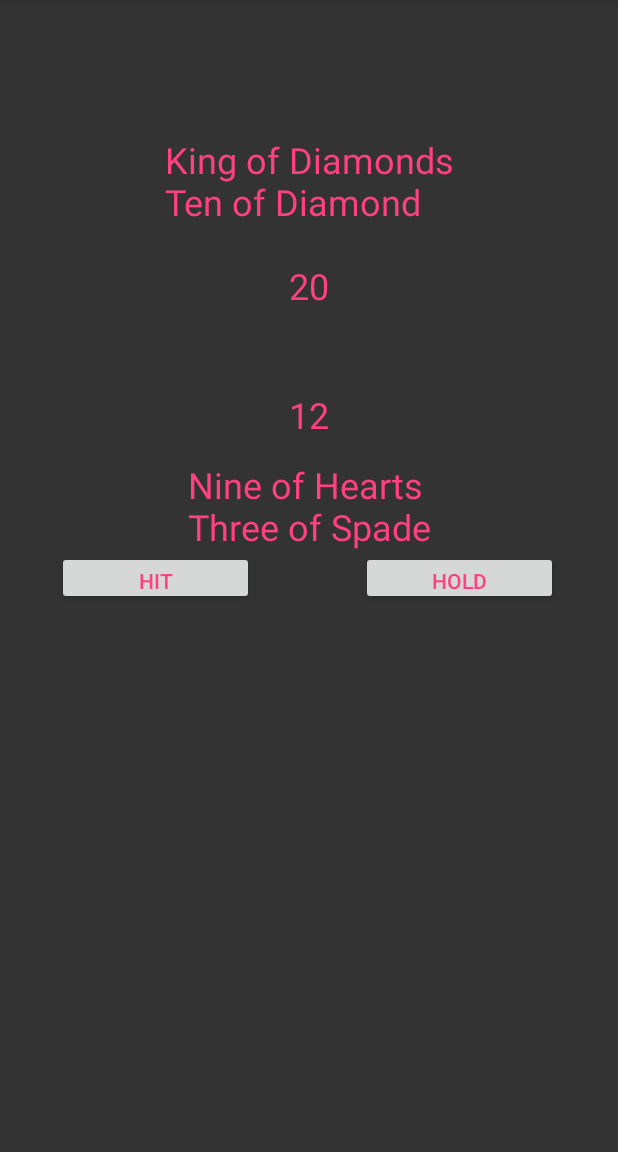
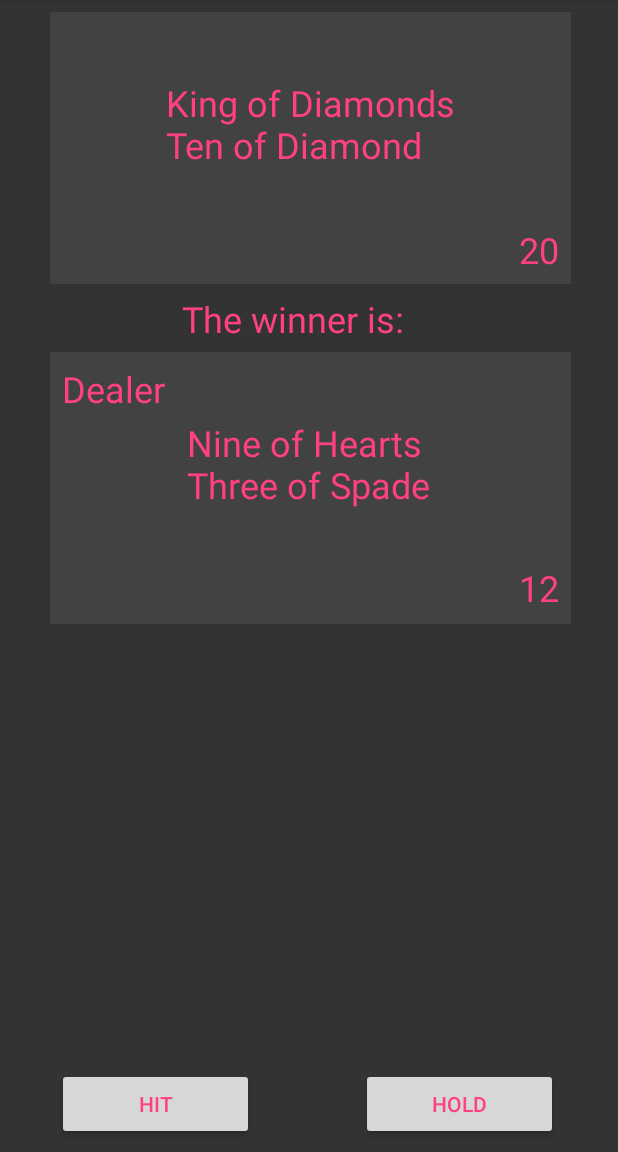
Before and after one commit to FALLENau/week_8_project_Twenty_One_Game, an Android app: the screen it shows after launch (GameActivity), after a tap on "START GAME", on a phone screen of 412 x 824 dp, the part 84-1236 px from its top. Run offline under Robolectric (Android 15) with nearby library versions, the phone set to English and light mode, and no system bars.

Commit message:
fully func app

```diff
--- a/app/src/main/java/com/example/whitepaw/myblackjack/GameActivity.java
+++ b/app/src/main/java/com/example/whitepaw/myblackjack/GameActivity.java
@@ -32,7 +32,7 @@ public class GameActivity extends AppCompatActivity {
 
         Intent intent = getIntent();
         Bundle extras = intent.getExtras();
-        String name = extras.getString("name", " Player ");
+        String name = extras.getString("name", "Player");
         Log.e("Ahhh", "value of name is: " + name);
 
         deck = new Deck();
@@ -68,8 +68,8 @@ public class GameActivity extends AppCompatActivity {
 //            String dealerHand = dealer.getCardsOfPlayerHand();
 //            int dealerHandScore = newGame.countScore(dealer);
 //            String dealerHandValue = Integer.toString(dealerHandScore);
-
-            nameText.setText(name);
+//
+//            nameText.setText(name);
 //            handText.setText((hand));
 //            handScoreText.setText((handValue));
 //
@@ -83,7 +83,9 @@ public class GameActivity extends AppCompatActivity {
     }
 
     private void createData() {
+
         TextView nameText = (TextView) findViewById(R.id.name_game_text);
+        nameText.setText(player1.getName());
         String hand = player1.getCardsOfPlayerHand();
         int handScore = newGame.countScore(player1);
         String handValue = Integer.toString(handScore);
@@ -114,7 +116,7 @@ public class GameActivity extends AppCompatActivity {
         String handValue = Integer.toString(handScore);
 
         if (newGame.checkForBust(player1)) {
-            handText.setText(getString(R.string.app_bust));
+            resultText.setText(getString(R.string.app_bust));
             endGame();
 
         } else {
@@ -126,14 +128,15 @@ public class GameActivity extends AppCompatActivity {
     public void onClickHoldButton(View button) {
         newGame.playTurn(dealer);
         String result = newGame.compareValueOfHands();
+        resultText.setText((result));
         createData();
 //        String dealerHand = dealer.getCardsOfPlayerHand();
 //        int dealerHandScore = newGame.countScore(dealer);
 //        String dealerHandValue = Integer.toString(dealerHandScore);
 //
-//        resultText.setText((result));
 //        dealerHandText.setText((dealerHand));
 //        dealerHandScoreText.setText((dealerHandValue));
+
         endGame();
 //        hitButton.setVisibility(View.INVISIBLE);
 //        restartButton.setVisibility(View.VISIBLE);
--- a/app/src/main/java/com/example/whitepaw/myblackjack/StartPageActivity.java
+++ b/app/src/main/java/com/example/whitepaw/myblackjack/StartPageActivity.java
@@ -22,7 +22,13 @@ public class StartPageActivity extends AppCompatActivity {
 
     public void onStartButtonClicked(View Button) {
         Intent intent = new Intent(this, GameActivity.class);
-        intent.putExtra("name", nameText.getText().toString());
+
+        String name = nameText.getText().toString();
+
+        if(name != null || !name.isEmpty()) {
+            intent.putExtra("name", name);
+        }
+
         startActivity(intent);
     }
 }
--- a/app/src/main/res/layout/activity_game.xml
+++ b/app/src/main/res/layout/activity_game.xml
@@ -8,95 +8,148 @@ android:background="@color/background"
 tools:context="com.example.whitepaw.myblackjack.GameActivity">
 
 
-    <Button
-        android:id="@+id/hit_button"
-        android:layout_width="131dp"
-        android:layout_height="36dp"
-        android:layout_marginLeft="38dp"
-        android:layout_marginTop="106dp"
-        android:onClick="onClickHitButton"
-        android:text="@string/hit_button"
+    <ImageView
+        android:id="@+id/imageView"
+        android:layout_width="347dp"
+        android:layout_height="181dp"
+        android:layout_marginLeft="8dp"
+        android:layout_marginRight="8dp"
+        android:layout_marginTop="8dp"
+        android:filterTouchesWhenObscured="false"
+        android:tint="@android:color/darker_gray"
+        app:layout_constraintLeft_toLeftOf="parent"
+        app:layout_constraintRight_toRightOf="parent"
+        app:layout_constraintTop_toTopOf="parent"
+        app:srcCompat="?attr/colorControlHighlight"
+        app:layout_constraintHorizontal_bias="0.523" />
+
+    <ImageView
+        android:id="@+id/imageView2"
+        android:layout_width="347dp"
+        android:layout_height="181dp"
+        android:layout_marginLeft="8dp"
+        android:layout_marginRight="8dp"
+        android:filterTouchesWhenObscured="false"
+        android:tint="@android:color/darker_gray"
+        app:layout_constraintHorizontal_bias="0.523"
+        app:layout_constraintLeft_toLeftOf="parent"
+        app:layout_constraintRight_toRightOf="parent"
+        app:srcCompat="?attr/colorControlHighlight"
+        android:layout_marginTop="45dp"
+        app:layout_constraintTop_toBottomOf="@+id/imageView" />
+
+    <TextView
+        android:id="@+id/name_game_text"
+        android:layout_width="wrap_content"
+        android:layout_height="wrap_content"
+        android:layout_marginEnd="8dp"
+        android:layout_marginStart="8dp"
+        android:text="Name"
         android:textColor="@color/colorAccent"
-        app:layout_constraintLeft_toLeftOf="parent"
-        app:layout_constraintTop_toBottomOf="@+id/result_text" />
-
-    <Button
-        android:id="@+id/hold_button"
-        android:layout_width="131dp"
-        android:layout_height="36dp"
-        android:layout_marginRight="40dp"
-        android:layout_marginTop="106dp"
-        android:onClick="onClickHoldButton"
-        android:text="@string/hold_button"
-        android:textColor="@color/colorAccent"
-        app:layout_constraintRight_toRightOf="parent"
-        app:layout_constraintTop_toBottomOf="@+id/result_text" />
+        android:textSize="24sp"
+        tools:layout_editor_absoluteY="16dp"
+        android:layout_marginRight="8dp"
+        app:layout_constraintRight_toRightOf="@+id/imageView"
+        android:layout_marginLeft="8dp"
+        app:layout_constraintLeft_toLeftOf="@+id/imageView"
+        app:layout_constraintHorizontal_bias="0.0" />
 
     <TextView
         android:id="@+id/hand_text"
         android:layout_width="wrap_content"
         android:layout_height="wrap_content"
-        android:layout_marginLeft="8dp"
-        android:layout_marginRight="8dp"
-        android:layout_marginTop="90dp"
+        android:layout_marginEnd="8dp"
+        android:layout_marginStart="8dp"
         android:text="@string/hand_text"
         android:textColor="@color/colorAccent"
         android:textSize="24sp"
-        app:layout_constraintHorizontal_bias="0.501"
-        app:layout_constraintLeft_toLeftOf="parent"
-        app:layout_constraintRight_toRightOf="parent"
-        app:layout_constraintTop_toTopOf="parent" />
-
-    <TextView
-        android:id="@+id/result_text"
-        android:layout_width="wrap_content"
-        android:layout_height="wrap_content"
+        app:layout_constraintTop_toTopOf="@+id/imageView"
+        android:layout_marginTop="44dp"
+        android:layout_marginRight="8dp"
+        app:layout_constraintRight_toRightOf="@+id/imageView"
         android:layout_marginLeft="8dp"
-        android:layout_marginRight="8dp"
-        android:layout_marginTop="22dp"
-        tools:text="@string/result_text"
-        android:textColor="@color/colorAccent"
-        android:textSize="24sp"
-        app:layout_constraintLeft_toLeftOf="parent"
-        app:layout_constraintRight_toRightOf="parent"
-        app:layout_constraintTop_toBottomOf="@+id/hand_value" />
+        app:layout_constraintLeft_toLeftOf="@+id/imageView" />
 
     <TextView
         android:id="@+id/hand_value"
         android:layout_width="wrap_content"
         android:layout_height="wrap_content"
+        android:layout_marginEnd="8dp"
+        android:layout_marginStart="8dp"
+        android:layout_marginTop="142dp"
+        android:text="@string/hand_value"
+        android:textColor="@color/colorAccent"
+        android:textSize="24sp"
+        android:layout_marginRight="7dp"
+        app:layout_constraintRight_toRightOf="@+id/imageView"
+        app:layout_constraintTop_toTopOf="@+id/imageView" />
+
+    <TextView
+        android:id="@+id/dealer_hand_text"
+        android:layout_width="wrap_content"
+        android:layout_height="wrap_content"
+        android:layout_marginEnd="8dp"
+        android:layout_marginStart="8dp"
+        android:text="@string/dealer_hand_value"
+        android:textColor="@color/colorAccent"
+        android:textSize="24sp"
         android:layout_marginLeft="8dp"
+        app:layout_constraintLeft_toLeftOf="@+id/imageView2"
         android:layout_marginRight="8dp"
-        android:layout_marginTop="23dp"
-        android:text="@string/hand_value"
-        android:textSize="24sp"
-        android:textColor="@color/colorAccent"
-        app:layout_constraintLeft_toLeftOf="parent"
-        app:layout_constraintRight_toRightOf="parent"
-        app:layout_constraintTop_toBottomOf="@+id/hand_text" />
+        app:layout_constraintRight_toRightOf="@+id/imageView2"
+        app:layout_constraintTop_toTopOf="@+id/imageView2"
+        android:layout_marginTop="44dp"
+        app:layout_constraintHorizontal_bias="0.493" />
 
     <TextView
         android:id="@+id/dealer_hand_value"
         android:layout_width="wrap_content"
         android:layout_height="wrap_content"
-        android:layout_marginLeft="8dp"
+        android:layout_marginBottom="8dp"
+        android:layout_marginEnd="8dp"
         android:layout_marginRight="8dp"
-        android:layout_marginTop="109dp"
+        android:layout_marginStart="8dp"
         android:text="@string/hand_value"
         android:textColor="@color/colorAccent"
         android:textSize="24sp"
+        app:layout_constraintBottom_toBottomOf="@+id/imageView2"
+        app:layout_constraintRight_toRightOf="@+id/imageView2" />
+
+    <Button
+        android:id="@+id/hit_button"
+        android:layout_width="131dp"
+        android:layout_height="48dp"
+        android:layout_marginLeft="38dp"
+        android:layout_marginStart="38dp"
+        android:onClick="onClickHitButton"
+        android:text="@string/hit_button"
+        android:textColor="@color/colorAccent"
         app:layout_constraintLeft_toLeftOf="parent"
+        app:layout_constraintBottom_toBottomOf="parent"
+        android:layout_marginBottom="8dp" />
+
+    <Button
+        android:id="@+id/hold_button"
+        android:layout_width="131dp"
+        android:layout_height="48dp"
+        android:layout_marginEnd="40dp"
+        android:layout_marginRight="40dp"
+        android:onClick="onClickHoldButton"
+        android:text="@string/hold_button"
+        android:textColor="@color/colorAccent"
         app:layout_constraintRight_toRightOf="parent"
-        app:layout_constraintTop_toBottomOf="@+id/hand_text" />
+        app:layout_constraintBottom_toBottomOf="parent"
+        android:layout_marginBottom="8dp" />
 
     <Button
         android:id="@+id/restart"
         android:layout_width="131dp"
-        android:layout_height="36dp"
+        android:layout_height="48dp"
         android:layout_marginBottom="8dp"
+        android:layout_marginEnd="8dp"
         android:layout_marginLeft="8dp"
         android:layout_marginRight="8dp"
-        android:layout_marginTop="43dp"
+        android:layout_marginStart="8dp"
         android:onClick="onReset"
         android:text="@string/restart"
         android:textColor="@color/colorAccent"
@@ -105,39 +158,54 @@ tools:context="com.example.whitepaw.myblackjack.GameActivity">
         app:layout_constraintHorizontal_bias="0.502"
         app:layout_constraintLeft_toLeftOf="parent"
         app:layout_constraintRight_toRightOf="parent"
-        app:layout_constraintTop_toBottomOf="@+id/result_text"
         tools:text="@string/restart"
-        tools:visibility="visible"
-        app:layout_constraintVertical_bias="0.65" />
+        tools:visibility="visible" />
 
     <TextView
-        android:id="@+id/name_game_text"
+        android:id="@+id/result_text"
+        android:layout_width="wrap_content"
+        android:layout_height="wrap_content"
+        android:layout_marginEnd="8dp"
+        android:layout_marginLeft="8dp"
+        android:layout_marginRight="8dp"
+        android:layout_marginStart="8dp"
+        android:textColor="@color/colorAccent"
+        android:textSize="24sp"
+        app:layout_constraintHorizontal_bias="0.679"
+        app:layout_constraintLeft_toLeftOf="parent"
+        app:layout_constraintRight_toRightOf="parent"
+        tools:text="@string/result_text"
+        android:layout_marginTop="8dp"
+        app:layout_constraintTop_toBottomOf="@+id/imageView"
+        android:layout_marginBottom="8dp"
+        app:layout_constraintBottom_toTopOf="@+id/imageView2"
+        app:layout_constraintVertical_bias="1.0" />
+
+    <TextView
+        android:id="@+id/Dealer_id_tag"
+        android:layout_width="wrap_content"
+        android:layout_height="wrap_content"
+        android:layout_marginLeft="8dp"
+        android:layout_marginTop="8dp"
+        android:text="Dealer"
+        android:textColor="@color/colorAccent"
+        android:textSize="24sp"
+        app:layout_constraintLeft_toLeftOf="@+id/imageView2"
+        app:layout_constraintTop_toTopOf="@+id/imageView2" />
+
+    <TextView
+        android:id="@+id/result_is"
         android:layout_width="wrap_content"
         android:layout_height="wrap_content"
         android:layout_marginBottom="8dp"
-        android:layout_marginLeft="8dp"
+        android:layout_marginRight="7dp"
         android:layout_marginTop="8dp"
-        android:text="Name"
-        android:textSize="24sp"
-        android:textColor="@color/colorAccent"
-        app:layout_constraintBottom_toTopOf="@+id/hand_text"
-        app:layout_constraintLeft_toLeftOf="parent"
-        app:layout_constraintTop_toTopOf="parent" />
-
-    <TextView
-        android:id="@+id/dealer_hand_text"
-        android:layout_width="wrap_content"
-        android:layout_height="wrap_content"
-        android:layout_marginLeft="8dp"
-        android:layout_marginRight="8dp"
-        android:layout_marginTop="45dp"
-        android:text="@string/dealer_hand_value"
+        android:text="The winner is:"
         android:textColor="@color/colorAccent"
         android:textSize="24sp"
-        app:layout_constraintHorizontal_bias="0.501"
-        app:layout_constraintLeft_toLeftOf="parent"
-        app:layout_constraintRight_toRightOf="parent"
-        app:layout_constraintTop_toBottomOf="@+id/result_text" />
+        app:layout_constraintBottom_toTopOf="@+id/imageView2"
+        app:layout_constraintRight_toLeftOf="@+id/result_text"
+        app:layout_constraintTop_toBottomOf="@+id/imageView" />
 
 
 </android.support.constraint.ConstraintLayout>
--- a/app/src/main/res/values/strings.xml
+++ b/app/src/main/res/values/strings.xml
@@ -1,6 +1,6 @@
 <resources>
     <string name="app_name">MyBlackJack</string>
-    <string name="app_bust">Your Bust FOOL!</string>
+    <string name="app_bust">not you, Bust FOOL!</string>
     <string name="name_game_text">Name</string>
     <string name="hit_button">Hit</string>
     <string name="hold_button">Hold</string>
```
